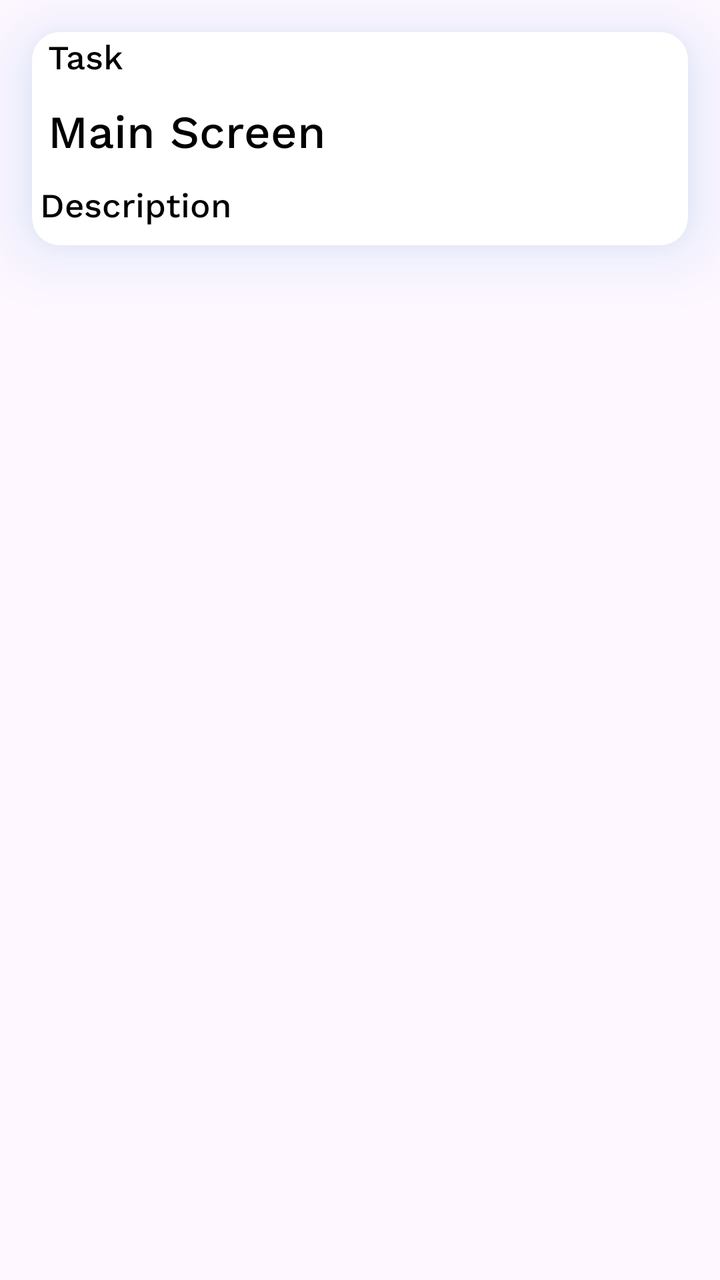
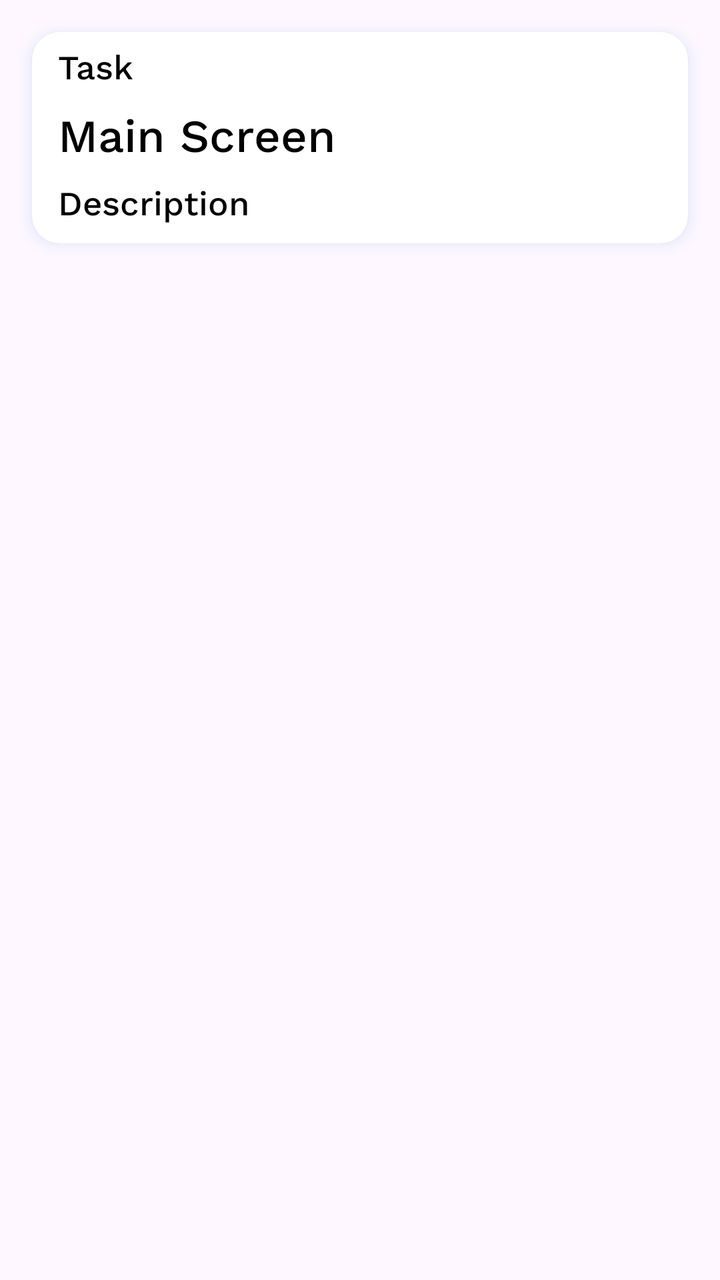

Compare the two renders of this Android layout. The source of the first and the diff that turns it into the second are given below.
<!-- AndroidManifest.xml: application theme Theme.AndroidTaskKotlin -->
<!-- res/layout/maincard_item.xml -->
<?xml version="1.0" encoding="utf-8"?>
<androidx.constraintlayout.widget.ConstraintLayout xmlns:android="http://schemas.android.com/apk/res/android"
    xmlns:app="http://schemas.android.com/apk/res-auto"
    android:layout_width="match_parent"
    android:layout_height="wrap_content">

    <androidx.constraintlayout.widget.ConstraintLayout
        android:id="@+id/eventsLinearLayout"
        android:layout_width="0dp"
        android:layout_height="wrap_content"
        android:layout_margin="16dp"
        android:background="@drawable/maincardconstraint_background"
        android:outlineSpotShadowColor="@color/effectShadow"
        android:elevation="20dp"
        android:orientation="vertical"
        app:layout_constraintEnd_toEndOf="parent"
        app:layout_constraintStart_toStartOf="parent"
        app:layout_constraintTop_toTopOf="parent">


        <TextView
            android:id="@+id/taskText"
            android:layout_width="0dp"
            android:layout_height="wrap_content"
            android:autoSizeTextType="uniform"
            android:ellipsize="none"
            android:fontFamily="@font/work_sans_medium"
            android:gravity="start"
            android:maxLines="2"
            android:paddingStart="8dp"
            android:text="@string/task"
            android:textColor="@color/black"
            android:textSize="17sp"
            app:layout_constraintEnd_toEndOf="parent"
            app:layout_constraintStart_toStartOf="parent"
            app:layout_constraintTop_toTopOf="parent" />

        <TextView
            android:id="@+id/titleText"
            android:layout_width="0dp"
            android:layout_height="wrap_content"
            android:layout_marginTop="8dp"
            android:layout_weight="1"
            android:autoSizeTextType="uniform"
            android:ellipsize="none"
            android:fontFamily="@font/work_sans_medium"
            android:gravity="start"
            android:maxLines="2"
            android:paddingStart="8dp"
            android:text="@string/titleText"
            android:textColor="@color/black"
            android:textSize="23sp"
            app:layout_constraintEnd_toEndOf="parent"
            app:layout_constraintStart_toStartOf="parent"
            app:layout_constraintTop_toBottomOf="@+id/taskText" />

        <TextView
            android:id="@+id/descriptionText"
            android:layout_width="0dp"
            android:layout_height="wrap_content"
            android:layout_marginTop="8dp"
            android:layout_weight="1"
            android:autoSizeTextType="uniform"
            android:ellipsize="none"
            android:fontFamily="@font/work_sans_medium"
            android:gravity="start"
            android:maxLines="2"
            android:paddingStart="4dp"
            android:paddingBottom="8dp"
            android:text="@string/description"
            android:textColor="@color/black"
            android:textSize="17sp"
            app:layout_constraintEnd_toEndOf="parent"
            app:layout_constraintStart_toStartOf="parent"
            app:layout_constraintTop_toBottomOf="@+id/titleText" />

    </androidx.constraintlayout.widget.ConstraintLayout>

</androidx.constraintlayout.widget.ConstraintLayout>
<!-- resources referenced by this layout -->
<resources>
  <color name="black">#FF000000</color>
  <color name="effectShadow">#1E88E5</color>
  <!-- drawable maincardconstraint_background (drawable) -->
  <?xml version="1.0" encoding="utf-8"?>
  <layer-list xmlns:android="http://schemas.android.com/apk/res/android">
      <item android:left="1dp" android:right="1dp" android:top="1dp" android:bottom="1dp">
          <shape android:shape="rectangle">
              <solid android:color="@color/white"/>
              <corners android:radius="14dp"/>
          </shape>
      </item>
  
      <item>
          <shape android:shape="rectangle">
              <solid android:color="@color/white"/>
              <corners android:radius="14dp"/>
          </shape>
      </item>
  </layer-list>
  <string name="description">Description</string>
  <string name="task">Task</string>
  <string name="titleText">Main Screen</string>
  <style name="Theme.AndroidTaskKotlin" parent="Base.Theme.AndroidTaskKotlin" />
  <color name="white">#FFFFFFFF</color>
  <style name="Base.Theme.AndroidTaskKotlin" parent="Theme.Material3.DayNight.NoActionBar">
          
          
      </style>
</resources>

<!-- the commit's change to res/layout/maincard_item.xml (unified diff, before → after) -->
@@ -5,13 +5,13 @@
     android:layout_height="wrap_content">
 
     <androidx.constraintlayout.widget.ConstraintLayout
-        android:id="@+id/eventsLinearLayout"
+        android:id="@+id/taskConstraint"
         android:layout_width="0dp"
         android:layout_height="wrap_content"
         android:layout_margin="16dp"
         android:background="@drawable/maincardconstraint_background"
         android:outlineSpotShadowColor="@color/effectShadow"
-        android:elevation="20dp"
+        android:elevation="5dp"
         android:orientation="vertical"
         app:layout_constraintEnd_toEndOf="parent"
         app:layout_constraintStart_toStartOf="parent"
@@ -27,6 +27,7 @@
             android:fontFamily="@font/work_sans_medium"
             android:gravity="start"
             android:maxLines="2"
+            android:layout_margin="5dp"
             android:paddingStart="8dp"
             android:text="@string/task"
             android:textColor="@color/black"
@@ -43,6 +44,7 @@
             android:layout_weight="1"
             android:autoSizeTextType="uniform"
             android:ellipsize="none"
+            android:layout_margin="5dp"
             android:fontFamily="@font/work_sans_medium"
             android:gravity="start"
             android:maxLines="2"
@@ -64,8 +66,9 @@
             android:ellipsize="none"
             android:fontFamily="@font/work_sans_medium"
             android:gravity="start"
+            android:layout_margin="5dp"
             android:maxLines="2"
-            android:paddingStart="4dp"
+            android:paddingStart="8dp"
             android:paddingBottom="8dp"
             android:text="@string/description"
             android:textColor="@color/black"
<!-- resource entries referenced after the edit -->
@@ -5,14 +5,17 @@
   <!-- drawable maincardconstraint_background (drawable) -->
   <?xml version="1.0" encoding="utf-8"?>
   <layer-list xmlns:android="http://schemas.android.com/apk/res/android">
-      <item android:left="1dp" android:right="1dp" android:top="1dp" android:bottom="1dp">
+      <item
+          android:id="@+id/border_shape"
+          android:left="1dp" android:right="1dp" android:top="1dp" android:bottom="1dp">
           <shape android:shape="rectangle">
               <solid android:color="@color/white"/>
               <corners android:radius="14dp"/>
           </shape>
       </item>
   
-      <item>
+      <item
+          android:id="@+id/fill_shape">
           <shape android:shape="rectangle">
               <solid android:color="@color/white"/>
               <corners android:radius="14dp"/>
